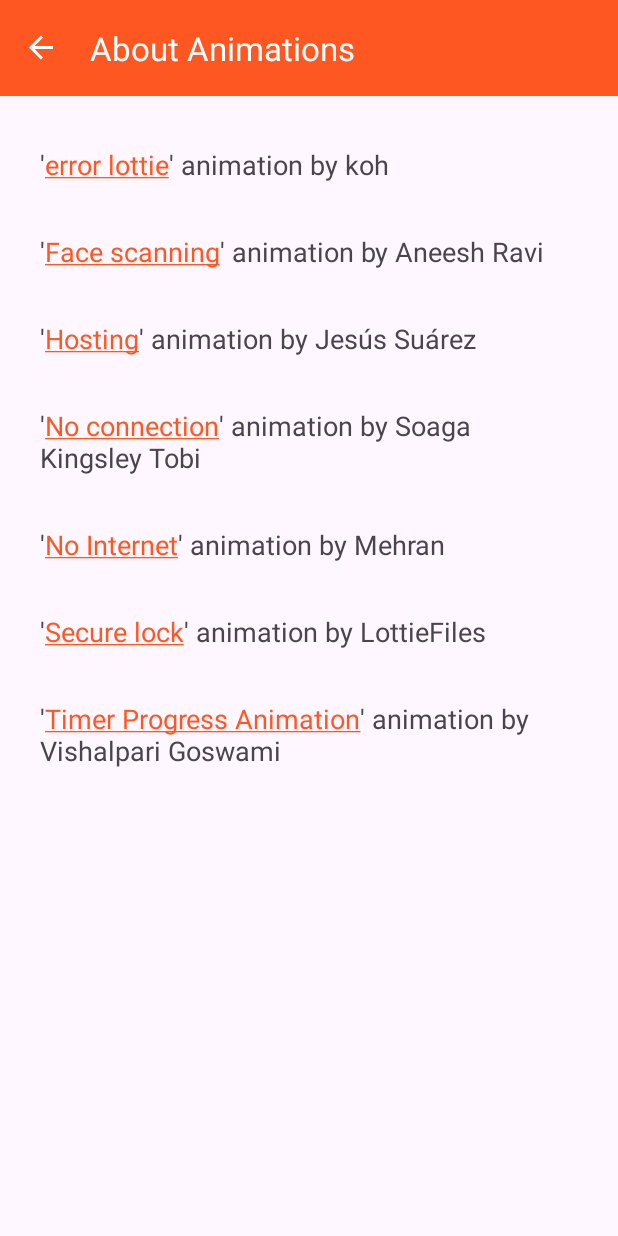
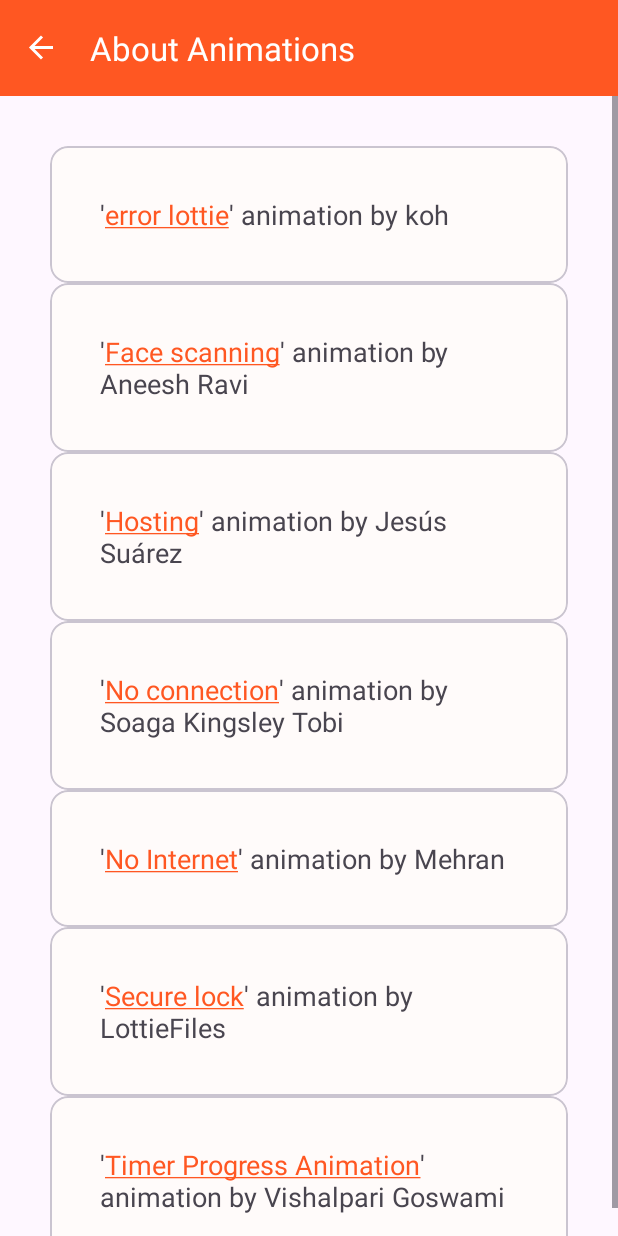
Before and after one commit to cyb3rko/logviewer-for-openhab-app, an Android app: the AnimationCreditsFragment screen opened through its navigation route, on a phone screen of 412 x 824 dp. Run offline under Robolectric (Android 15) with nearby library versions, the phone set to English and light mode, and no system bars; our stand-ins replace navigation-ui; libraries missing offline, so code that uses them is left out: com.afollestad.materialdialogs; 2 statements that could not run were skipped.

Commit message:
Improve design of about section

```diff
--- a/app/src/main/java/com/cyb3rko/logviewerforopenhab/fragments/AboutFragment.kt
+++ b/app/src/main/java/com/cyb3rko/logviewerforopenhab/fragments/AboutFragment.kt
@@ -27,7 +27,7 @@ class AboutFragment : Fragment() {
         val instagramIcon = mehdi.sakout.aboutpage.R.drawable.about_icon_instagram
         val instagramColor = mehdi.sakout.aboutpage.R.color.about_instagram_color
 
-        return AboutPage(context)
+        return AboutPage(context, R.style.Theme_AboutPage)
             .setImage(R.mipmap.ic_launcher_foreground)
             .setDescription(getString(R.string.about_description))
             .addItem(
--- a/app/src/main/java/com/cyb3rko/logviewerforopenhab/fragments/AnimationCreditsFragment.kt
+++ b/app/src/main/java/com/cyb3rko/logviewerforopenhab/fragments/AnimationCreditsFragment.kt
@@ -14,6 +14,7 @@ import android.widget.TextView
 import androidx.fragment.app.Fragment
 import com.cyb3rko.logviewerforopenhab.R
 import com.cyb3rko.logviewerforopenhab.openUrl
+import com.google.android.material.card.MaterialCardView
 
 class AnimationCreditsFragment : Fragment() {
 
@@ -22,6 +23,7 @@ class AnimationCreditsFragment : Fragment() {
         container: ViewGroup?,
         savedInstanceState: Bundle?
     ): View {
+        val myContext = requireContext()
         val information = listOf(
             Triple("error lottie", "koh", "https://lottiefiles.com/17373-error-lottie"),
             Triple("Face scanning", "Aneesh Ravi", "https://lottiefiles.com/4432-face-scanning"),
@@ -31,13 +33,14 @@ class AnimationCreditsFragment : Fragment() {
             Triple("Secure lock", "LottieFiles", "https://lottiefiles.com/11476-secure-lock"),
             Triple("Timer Progress Animation", "Vishalpari Goswami", "https://lottiefiles.com/35812-timer-progress-animation")
         )
-        val view = ScrollView(requireContext())
-        val linearLayout = LinearLayout(requireContext())
+        val view = ScrollView(myContext)
+        val linearLayout = LinearLayout(myContext)
         linearLayout.orientation = LinearLayout.VERTICAL
+        linearLayout.setPaddingRelative(50, 50, 50, 0)
         information.forEach {
-            val textView = TextView(requireContext())
+            val textView = TextView(myContext)
             textView.textSize = 18f
-            textView.setPaddingRelative(40, 50, 40, 0)
+            textView.setPaddingRelative(50, 50, 50, 50)
             val text = getString(R.string.about_animations, it.first, it.second)
             val spannableString = SpannableString(text)
             val clickableSpan = object: ClickableSpan() {
@@ -45,12 +48,30 @@ class AnimationCreditsFragment : Fragment() {
                     openUrl(it.third)
                 }
             }
-            spannableString.setSpan(clickableSpan, 1, 1 + it.first.length, Spanned.SPAN_INCLUSIVE_INCLUSIVE)
+            spannableString.setSpan(
+                clickableSpan,
+                1,
+                it.first.length + 1,
+                Spanned.SPAN_INCLUSIVE_INCLUSIVE
+            )
             textView.text = spannableString
             textView.movementMethod = LinkMovementMethod.getInstance()
-            linearLayout.addView(textView)
+            val card = MaterialCardView(myContext)
+            card.setMargins(0, 0, 0, 20)
+            card.addView(textView)
+            linearLayout.addView(card)
         }
         view.addView(linearLayout)
         return view
     }
+
+    private fun View.setMargins(start: Int, top: Int, end: Int, bottom: Int) {
+        val layoutParams = ViewGroup.MarginLayoutParams(
+            ViewGroup.MarginLayoutParams.MATCH_PARENT,
+            ViewGroup.MarginLayoutParams.WRAP_CONTENT
+        )
+        layoutParams.setMargins(start, top, end, bottom)
+        this.layoutParams = layoutParams
+        this.requestLayout()
+    }
 }
--- a/app/src/main/res/values-night/colors.xml
+++ b/app/src/main/res/values-night/colors.xml
@@ -34,4 +34,5 @@
     <color name="toolBarTextColor">@color/colorOnPrimary</color>
     <color name="textColor">#aeaeae</color>
     <color name="cardColor">@color/colorSurface</color>
+    <color name="aboutPageColor">#1c1b1f</color>
 </resources>
--- a/app/src/main/res/values/colors.xml
+++ b/app/src/main/res/values/colors.xml
@@ -38,4 +38,5 @@
     <color name="textColor">@color/colorSecondary</color>
     <color name="cardColor">@color/colorSurface</color>
     <color name="introElementColor">#934933</color>
+    <color name="aboutPageColor">#ffffff</color>
 </resources>
--- a/app/src/main/res/values/styles.xml
+++ b/app/src/main/res/values/styles.xml
@@ -52,4 +52,8 @@
         <item name="buttonTint">@color/introElementColor</item>
     </style>
 
+    <style name="Theme.AboutPage" parent="about_About">
+        <item name="aboutBackground">@color/aboutPageColor</item>
+    </style>
+
 </resources>
```
